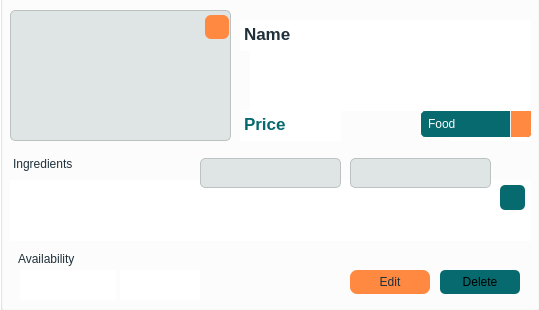
MxGhadimi/Qwicky-Uni, file ui/showitem.ui: the form before one commit.
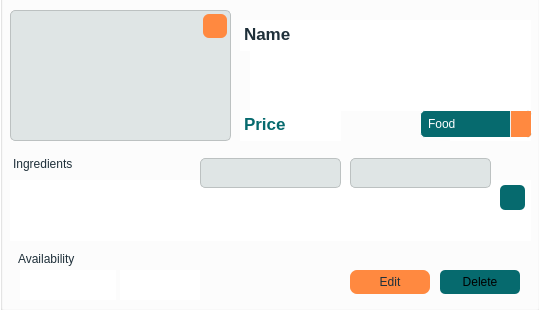
The form after the commit. Icons and pictures are not drawn.

Patch:
```diff
--- a/ui/showitem.ui
+++ b/ui/showitem.ui
@@ -668,8 +668,8 @@
    <widget class="QPushButton" name="Editimage_PB">
     <property name="geometry">
      <rect>
-      <x>205</x>
-      <y>25</y>
+      <x>203</x>
+      <y>24</y>
       <width>24</width>
       <height>24</height>
      </rect>
```
Left out of the diff: 4 changed lines with no effect on the pictures.
